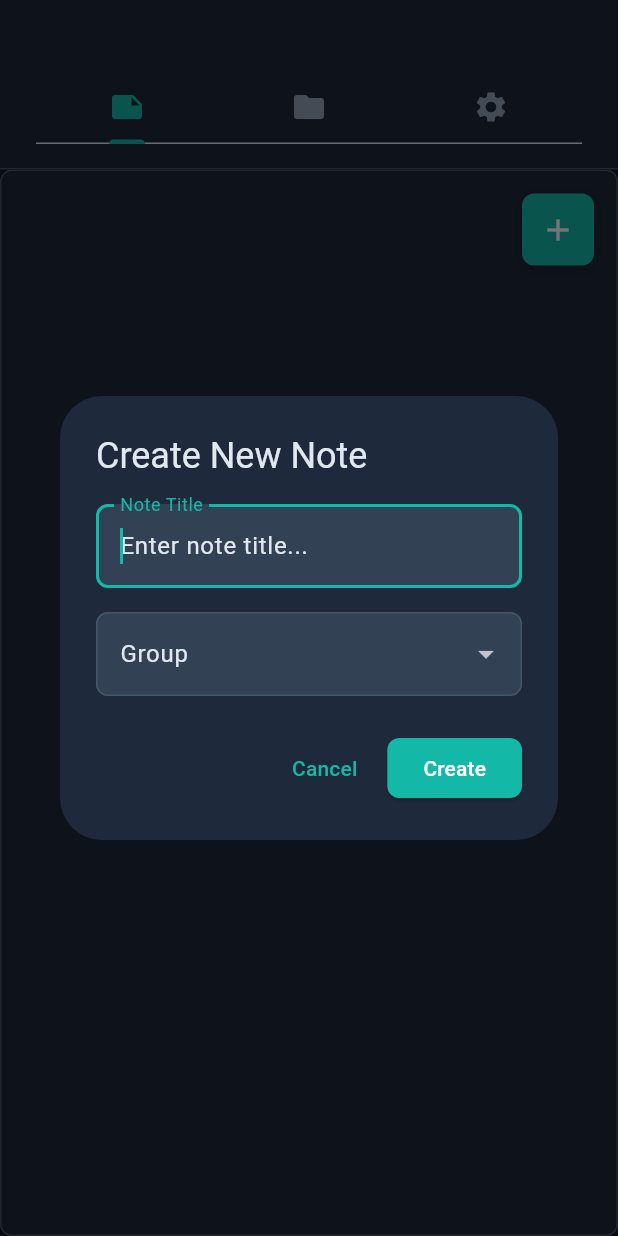
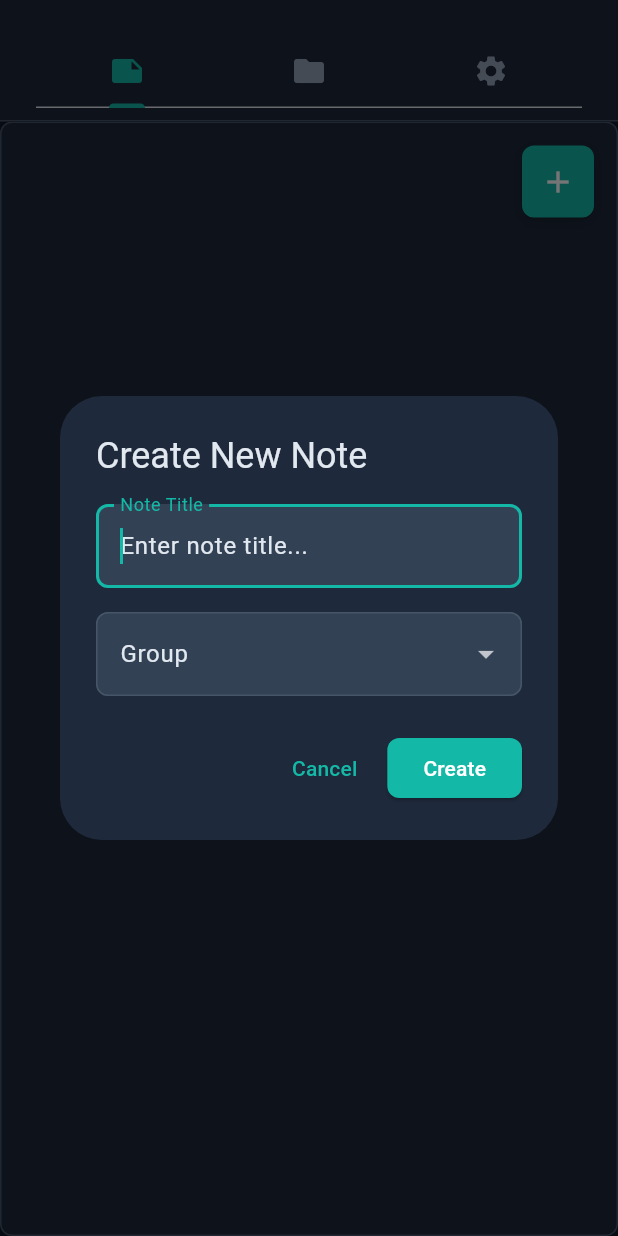
Before and after one commit to BenjaminViranin/northern-star, a Flutter app: the screen it shows after launch, after a tap on the "add" icon, on a phone screen of 412 x 824 dp. Run offline on Flutter 3.47's test engine with Material 3 defaults, Android fonts, the phone set to English and light mode, and no system bars; our stand-ins replace connectivity_plus, drift, equatable, file_picker, flutter_riverpod, rxdart and 2 more; missing offline and left inert: flutter_quill, sqlite3, window_manager; accounts and stored records are empty; generated files the repository leaves out were written again.

Commit message:
Improve UI design for minimal and effective interface
- Remove header title and reduce header height
- Remove subtitle text under tab icons
- Remove left sidebar from notes page for cleaner layout
- Add square floating + buttons for new note and new group
- Set square window size (800x800) with window_manager
- Fix settings tab overflow with scrollable content
- Add 12 diverse colors for group creation (teal, blue, purple, pink, red, orange, yellow, green, cyan, indigo, lime, amber)
- Improve empty state for note editor with better visual cues

```diff
--- a/lib/main.dart
+++ b/lib/main.dart
@@ -1,5 +1,7 @@
 import 'package:flutter/material.dart';
 import 'package:flutter_riverpod/flutter_riverpod.dart';
+import 'dart:io';
+import 'package:window_manager/window_manager.dart';
 
 import 'core/theme/app_theme.dart';
 import 'core/config/supabase_config.dart';
@@ -7,6 +9,25 @@ import 'presentation/screens/home_screen.dart';
 
 void main() async {
   WidgetsFlutterBinding.ensureInitialized();
+
+  // Set window size for desktop platforms
+  if (Platform.isWindows || Platform.isLinux || Platform.isMacOS) {
+    await windowManager.ensureInitialized();
+
+    WindowOptions windowOptions = const WindowOptions(
+      size: Size(800, 800), // Square window
+      minimumSize: Size(600, 600),
+      center: true,
+      backgroundColor: Colors.transparent,
+      skipTaskbar: false,
+      titleBarStyle: TitleBarStyle.normal,
+    );
+
+    windowManager.waitUntilReadyToShow(windowOptions, () async {
+      await windowManager.show();
+      await windowManager.focus();
+    });
+  }
 
   // Initialize Supabase
   await SupabaseConfig.initialize();
--- a/lib/presentation/screens/home_screen.dart
+++ b/lib/presentation/screens/home_screen.dart
@@ -36,7 +36,7 @@ class _HomeScreenState extends ConsumerState<HomeScreen> with SingleTickerProvid
         children: [
           // Tab Bar
           Container(
-            padding: const EdgeInsets.fromLTRB(24, 48, 24, 16),
+            padding: const EdgeInsets.fromLTRB(24, 24, 24, 8),
             decoration: const BoxDecoration(
               color: AppTheme.surfaceDark,
               border: Border(
--- a/lib/presentation/widgets/groups_tab.dart
+++ b/lib/presentation/widgets/groups_tab.dart
@@ -21,7 +21,7 @@ class GroupsTab extends ConsumerWidget {
           child: Column(
             crossAxisAlignment: CrossAxisAlignment.start,
             children: [
-              const SizedBox(height: 64), // Space for floating button
+              const SizedBox(height: 16), // Reduced space for floating button
               Expanded(
                 child: groups.when(
                   data: (groupList) => GridView.builder(
--- a/pubspec.yaml
+++ b/pubspec.yaml
@@ -62,6 +62,7 @@ dependencies:
 
     # Debouncing
     rxdart: ^0.27.7
+    window_manager: ^0.5.1
 
 dev_dependencies:
     flutter_test:
```
Also changed, not shown: lib/core/constants/app_constants.dart (+13 -6 lines), lib/presentation/widgets/settings_tab.dart (+11 -7 lines), pubspec.lock, 2 other files.
